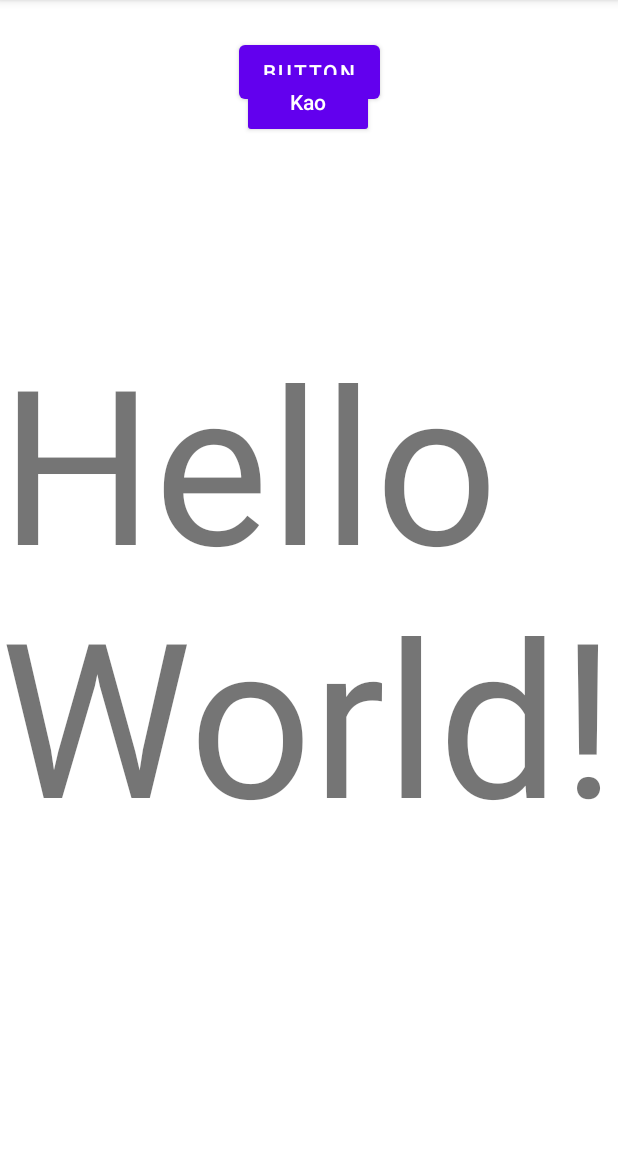
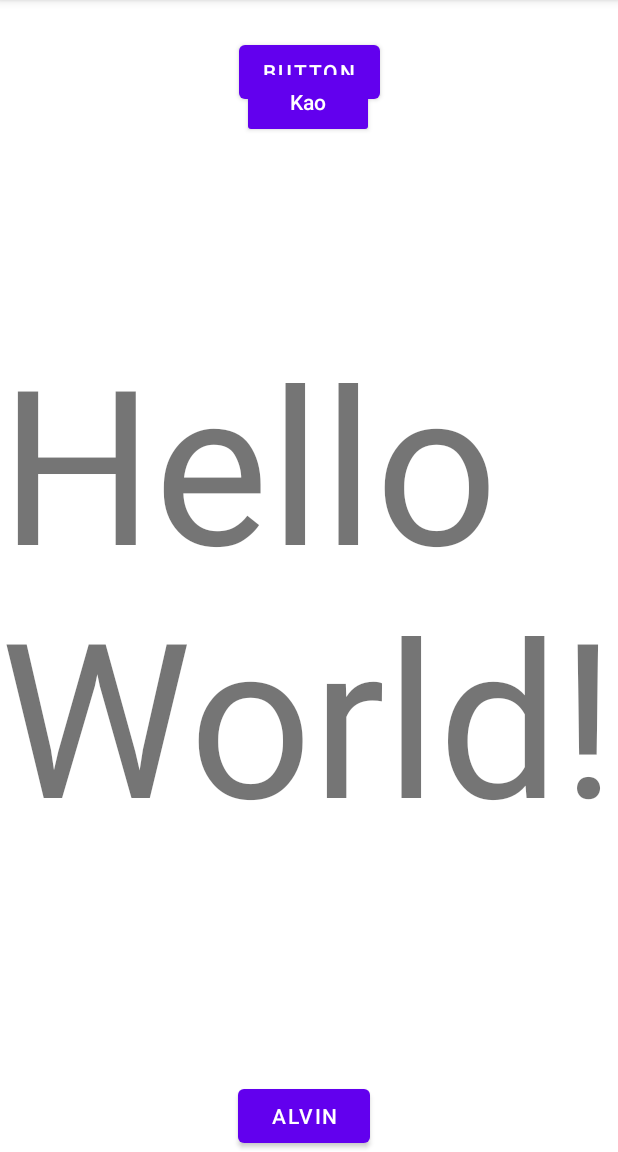
Before and after one commit to asmitnayak/CS506_Spike, an Android app: the screen it shows after launch (MainActivity), on a phone screen of 412 x 824 dp, the part 84-1236 px from its top. Run offline under Robolectric (Android 15) with nearby library versions, the phone set to English and light mode, and no system bars.

```diff
--- a/app/src/main/res/layout/activity_main.xml
+++ b/app/src/main/res/layout/activity_main.xml
@@ -43,4 +43,15 @@
         app:layout_constraintTop_toTopOf="parent"
         app:strokeColor="@android:color/holo_blue_light" />
 
+    <Button
+        android:id="@+id/button2"
+        android:layout_width="wrap_content"
+        android:layout_height="wrap_content"
+        android:layout_marginStart="16dp"
+        android:text="Alvin"
+        app:layout_constraintBottom_toBottomOf="parent"
+        app:layout_constraintEnd_toEndOf="parent"
+        app:layout_constraintHorizontal_bias="0.463"
+        app:layout_constraintStart_toStartOf="parent" />
+
 </androidx.constraintlayout.widget.ConstraintLayout>
```
